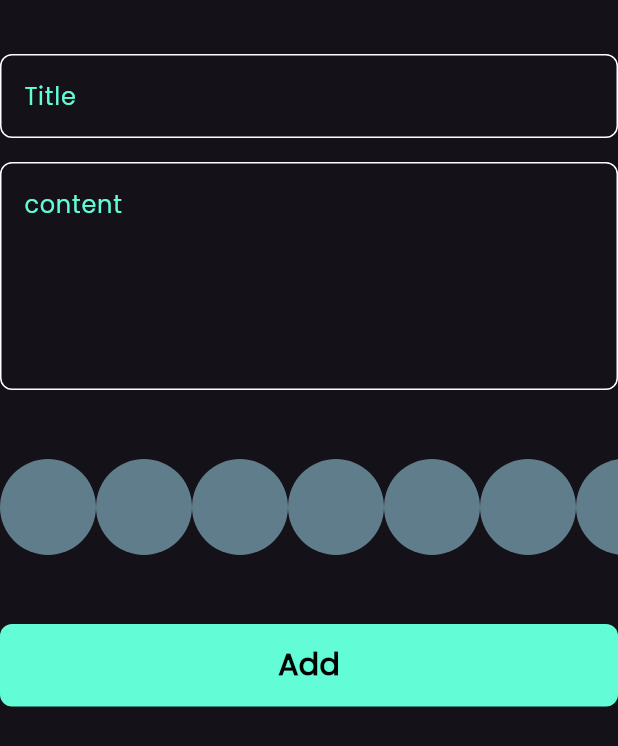
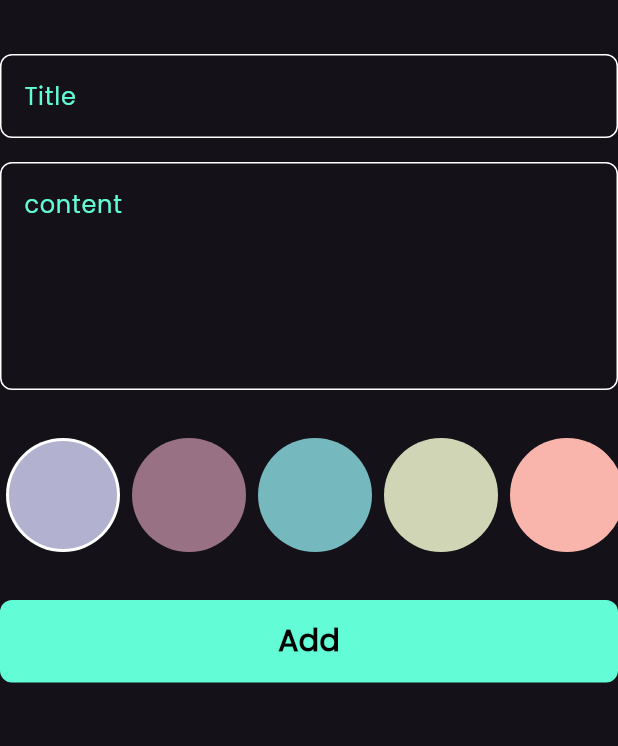
Before and after one commit to RandEthar/notes_app, a Flutter app: the AddNoteForm widget shown alone on an empty page, opened directly, on a phone screen of 412 x 824 dp. Shown: the top 746 px of the screen. Run offline on Flutter 3.47's test engine with Material 3 defaults, Android fonts, the phone set to English and light mode, and no system bars; our stand-ins replace bloc, flutter_bloc, font_awesome_flutter, hive, hive_flutter; accounts and stored records are empty.

Commit message:
color list view done

```diff
--- /dev/null
+++ b/devtools_options.yaml
@@ -0,0 +1,3 @@
+description: This file stores settings for Dart & Flutter DevTools.
+documentation: https://docs.flutter.dev/tools/devtools/extensions#configure-extension-enablement-states
+extensions:
--- a/lib/views/note_view.dart
+++ b/lib/views/note_view.dart
@@ -1,7 +1,7 @@
 import 'package:flutter/material.dart';
-import 'package:flutter_bloc/flutter_bloc.dart';
+
 import 'package:notes_app/constent.dart';
-import 'package:notes_app/cubits/note_cubit/note_cubit.dart';
+
 import 'package:notes_app/views/widgets/add_note_buttom_sheet.dart';
 import 'package:notes_app/views/widgets/notes_view_body.dart';
 
--- a/lib/views/widgets/add_note_form.dart
+++ b/lib/views/widgets/add_note_form.dart
@@ -50,11 +50,11 @@ class _AddNoteFormState extends State<AddNoteForm> {
             },
           ),
           const SizedBox(
-            height: 40,
+            height:32,
           ),
          const ListViewColorItem(),
              const SizedBox(
-            height: 40,
+            height:32,
           ),
           BlocBuilder<AddNoteCubit, AddNoteState>(
             builder: (context, state) {
--- a/lib/views/widgets/color_item.dart
+++ b/lib/views/widgets/color_item.dart
@@ -1,16 +1,23 @@
-
-
 import 'package:flutter/material.dart';
 
 class ColorItem extends StatelessWidget {
-  const ColorItem({super.key});
-
+  const ColorItem({super.key, required this.isActive, required this.color});
+  final bool isActive;
+  final Color color;
   @override
   Widget build(BuildContext context) {
-    return const CircleAvatar(
-      radius: 32,
-      backgroundColor: Colors.blueGrey,
-
-    );
+    return isActive
+        ? CircleAvatar(
+            radius: 38,
+            backgroundColor: Colors.white,
+            child: CircleAvatar(
+              radius: 36,
+              backgroundColor: color,
+            ),
+          )
+        : CircleAvatar(
+            radius: 38,
+            backgroundColor: color,
+          );
   }
 }
--- a/lib/views/widgets/list_view_color_item.dart
+++ b/lib/views/widgets/list_view_color_item.dart
@@ -1,21 +1,46 @@
-
-
 import 'package:flutter/material.dart';
 import 'package:notes_app/views/widgets/color_item.dart';
 
-class ListViewColorItem extends StatelessWidget {
+class ListViewColorItem extends StatefulWidget {
   const ListViewColorItem({super.key});
 
   @override
+  State<ListViewColorItem> createState() => _ListViewColorItemState();
+}
+
+class _ListViewColorItemState extends State<ListViewColorItem> {
+  int currentIndex = 0;
+  List<Color> colors = [
+    const Color(0xffB2B1CF),
+    const Color(0xff987284),
+    const Color(0xff75b9be),
+    const Color(0xffD0D6B5),
+    const Color(0xfff9b5ac),
+    const Color(0xffee7674),
+  ];
+  @override
   Widget build(BuildContext context) {
     return SizedBox(
-      height:38*2,
+      height: 38 * 2,
       child: ListView.builder(
-        itemCount: 10,
-        scrollDirection: Axis.horizontal,
-        itemBuilder: (context,index){
-        return  ColorItem();
-      }),
+          itemCount:  colors.length,
+          scrollDirection: Axis.horizontal,
+          itemBuilder: (context, index) {
+            return GestureDetector(
+              onTap: () {
+                setState(() {
+                  currentIndex = index;
+                });
+              },
+              child: Padding(
+                padding: const EdgeInsets.symmetric(horizontal: 4),
+                child: ColorItem(
+                  color: colors[index],
+                  isActive: currentIndex == index,
+                ),
+              ),
+            );
+          }),
     );
   }
 }
```
